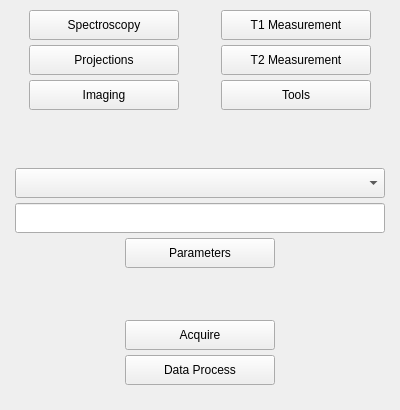
Above: Applications/relax2/ui/mainwindow.ui from OpenMRI/ocra before the change. Below: the same form after it.
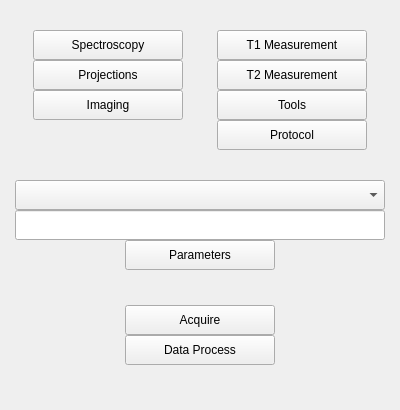
That is the form after the change. Icons and pictures are not drawn.

Diff of the .ui file:
```diff
--- a/Applications/relax2/ui/mainwindow.ui
+++ b/Applications/relax2/ui/mainwindow.ui
@@ -72,41 +72,44 @@
     <item>
      <layout class="QVBoxLayout" name="verticalLayout">
       <property name="spacing">
-       <number>5</number>
+       <number>0</number>
       </property>
       <property name="sizeConstraint">
        <enum>QLayout::SetDefaultConstraint</enum>
       </property>
       <property name="leftMargin">
-       <number>5</number>
+       <number>0</number>
       </property>
       <property name="topMargin">
-       <number>5</number>
+       <number>0</number>
       </property>
       <property name="rightMargin">
-       <number>5</number>
+       <number>0</number>
       </property>
       <property name="bottomMargin">
-       <number>5</number>
+       <number>0</number>
       </property>
       <item>
        <layout class="QGridLayout" name="gridLayout">
+        <property name="sizeConstraint">
+         <enum>QLayout::SetDefaultConstraint</enum>
+        </property>
         <property name="leftMargin">
-         <number>5</number>
+         <number>0</number>
         </property>
         <property name="topMargin">
-         <number>5</number>
+         <number>0</number>
         </property>
         <property name="rightMargin">
-         <number>5</number>
+         <number>0</number>
         </property>
         <property name="bottomMargin">
-         <number>5</number>
+         <number>0</number>
         </property>
         <property name="spacing">
-         <number>5</number>
+         <number>0</number>
         </property>
-        <item row="0" column="0" alignment="Qt::AlignHCenter">
+        <item row="1" column="1" alignment="Qt::AlignHCenter">
          <widget class="QPushButton" name="Mode_Spectroscopy_pushButton">
           <property name="minimumSize">
            <size>
@@ -125,7 +128,7 @@
           </property>
          </widget>
         </item>
-        <item row="1" column="1" alignment="Qt::AlignHCenter">
+        <item row="2" column="3" alignment="Qt::AlignHCenter">
          <widget class="QPushButton" name="Mode_T2_Measurement_pushButton">
           <property name="minimumSize">
            <size>
@@ -144,141 +147,7 @@
           </property>
          </widget>
         </item>
-        <item row="5" column="0" colspan="2">
-         <layout class="QVBoxLayout" name="verticalLayout_2">
-          <property name="spacing">
-           <number>5</number>
-          </property>
-          <property name="leftMargin">
-           <number>5</number>
-          </property>
-          <property name="topMargin">
-           <number>5</number>
-          </property>
-          <property name="rightMargin">
-           <number>5</number>
-          </property>
-          <property name="bottomMargin">
-           <number>5</number>
-          </property>
-          <item>
-           <spacer name="verticalSpacer_3">
-            <property name="orientation">
-             <enum>Qt::Vertical</enum>
-            </property>
-            <property name="sizeHint" stdset="0">
-             <size>
-              <width>20</width>
-              <height>20</height>
-             </size>
-            </property>
-           </spacer>
-          </item>
-          <item>
-           <widget class="QComboBox" name="Sequence_comboBox">
-            <property name="minimumSize">
-             <size>
-              <width>370</width>
-              <height>30</height>
-             </size>
-            </property>
-            <property name="maximumSize">
-             <size>
-              <width>370</width>
-              <height>30</height>
-             </size>
-            </property>
-           </widget>
-          </item>
-          <item>
-           <widget class="QLineEdit" name="Datapath_lineEdit">
-            <property name="minimumSize">
-             <size>
-              <width>370</width>
-              <height>30</height>
-             </size>
-            </property>
-            <property name="maximumSize">
-             <size>
-              <width>370</width>
-              <height>30</height>
-             </size>
-            </property>
-           </widget>
-          </item>
-          <item alignment="Qt::AlignHCenter">
-           <widget class="QPushButton" name="Parameters_pushButton">
-            <property name="minimumSize">
-             <size>
-              <width>150</width>
-              <height>30</height>
-             </size>
-            </property>
-            <property name="maximumSize">
-             <size>
-              <width>150</width>
-              <height>30</height>
-             </size>
-            </property>
-            <property name="text">
-             <string>Parameters</string>
-            </property>
-           </widget>
-          </item>
-          <item>
-           <spacer name="verticalSpacer">
-            <property name="orientation">
-             <enum>Qt::Vertical</enum>
-            </property>
-            <property name="sizeHint" stdset="0">
-             <size>
-              <width>20</width>
-              <height>20</height>
-             </size>
-            </property>
-           </spacer>
-          </item>
-          <item alignment="Qt::AlignHCenter">
-           <widget class="QPushButton" name="Acquire_pushButton">
-            <property name="minimumSize">
-             <size>
-              <width>150</width>
-              <height>30</height>
-             </size>
-            </property>
-            <property name="maximumSize">
-             <size>
-              <width>150</width>
-              <height>30</height>
-             </size>
-            </property>
-            <property name="text">
-             <string>Acquire</string>
-            </property>
-           </widget>
-          </item>
-          <item alignment="Qt::AlignHCenter">
-           <widget class="QPushButton" name="Data_Process_pushButton">
-            <property name="minimumSize">
-             <size>
-              <width>150</width>
-              <height>30</height>
-             </size>
-            </property>
-            <property name="maximumSize">
-             <size>
-              <width>150</width>
-              <height>30</height>
-             </size>
-            </property>
-            <property name="text">
-             <string>Data Process</string>
-            </property>
-           </widget>
-          </item>
-         </layout>
-        </item>
-        <item row="0" column="1" alignment="Qt::AlignHCenter">
+        <item row="1" column="3" alignment="Qt::AlignHCenter">
          <widget class="QPushButton" name="Mode_T1_Measurement_pushButton">
           <property name="minimumSize">
            <size>
@@ -297,7 +166,7 @@
           </property>
          </widget>
         </item>
-        <item row="1" column="0" alignment="Qt::AlignHCenter">
+        <item row="2" column="1" alignment="Qt::AlignHCenter">
          <widget class="QPushButton" name="Mode_Projections_pushButton">
           <property name="minimumSize">
            <size>
@@ -316,7 +185,7 @@
           </property>
          </widget>
         </item>
-        <item row="3" column="0" alignment="Qt::AlignHCenter">
+        <item row="5" column="1" alignment="Qt::AlignHCenter">
          <widget class="QPushButton" name="Mode_Imaging_pushButton">
           <property name="minimumSize">
            <size>
@@ -335,7 +204,7 @@
           </property>
          </widget>
         </item>
-        <item row="3" column="1" alignment="Qt::AlignHCenter">
+        <item row="5" column="3" alignment="Qt::AlignHCenter">
          <widget class="QPushButton" name="Tools_pushButton">
           <property name="minimumSize">
            <size>
@@ -353,6 +222,222 @@
            <string>Tools</string>
           </property>
          </widget>
+        </item>
+        <item row="7" column="3">
+         <widget class="QPushButton" name="Protocol_pushButton">
+          <property name="minimumSize">
+           <size>
+            <width>150</width>
+            <height>30</height>
+           </size>
+          </property>
+          <property name="maximumSize">
+           <size>
+            <width>150</width>
+            <height>30</height>
+           </size>
+          </property>
+          <property name="layoutDirection">
+           <enum>Qt::LeftToRight</enum>
+          </property>
+          <property name="text">
+           <string>Protocol</string>
+          </property>
+         </widget>
+        </item>
+        <item row="1" column="2">
+         <spacer name="horizontalSpacer_2">
+          <property name="orientation">
+           <enum>Qt::Horizontal</enum>
+          </property>
+          <property name="sizeHint" stdset="0">
+           <size>
+            <width>40</width>
+            <height>20</height>
+           </size>
+          </property>
+         </spacer>
+        </item>
+        <item row="1" column="0">
+         <spacer name="horizontalSpacer">
+          <property name="orientation">
+           <enum>Qt::Horizontal</enum>
+          </property>
+          <property name="sizeHint" stdset="0">
+           <size>
+            <width>40</width>
+            <height>20</height>
+           </size>
+          </property>
+         </spacer>
+        </item>
+        <item row="1" column="4">
+         <spacer name="horizontalSpacer_3">
+          <property name="orientation">
+           <enum>Qt::Horizontal</enum>
+          </property>
+          <property name="sizeHint" stdset="0">
+           <size>
+            <width>40</width>
+            <height>20</height>
+           </size>
+          </property>
+         </spacer>
+        </item>
+        <item row="0" column="1">
+         <spacer name="verticalSpacer_3">
+          <property name="orientation">
+           <enum>Qt::Vertical</enum>
+          </property>
+          <property name="sizeHint" stdset="0">
+           <size>
+            <width>20</width>
+            <height>40</height>
+           </size>
+          </property>
+         </spacer>
+        </item>
+       </layout>
+      </item>
+      <item>
+       <layout class="QGridLayout" name="gridLayout_2">
+        <property name="spacing">
+         <number>0</number>
+        </property>
+        <item row="1" column="0">
+         <widget class="QComboBox" name="Sequence_comboBox">
+          <property name="minimumSize">
+           <size>
+            <width>370</width>
+            <height>30</height>
+           </size>
+          </property>
+          <property name="maximumSize">
+           <size>
+            <width>370</width>
+            <height>30</height>
+           </size>
+          </property>
+         </widget>
+        </item>
+        <item row="2" column="0">
+         <widget class="QLineEdit" name="Datapath_lineEdit">
+          <property name="minimumSize">
+           <size>
+            <width>370</width>
+            <height>30</height>
+           </size>
+          </property>
+          <property name="maximumSize">
+           <size>
+            <width>370</width>
+            <height>30</height>
+           </size>
+          </property>
+         </widget>
+        </item>
+        <item row="0" column="0">
+         <spacer name="verticalSpacer_2">
+          <property name="orientation">
+           <enum>Qt::Vertical</enum>
+          </property>
+          <property name="sizeHint" stdset="0">
+           <size>
+            <width>20</width>
+            <height>40</height>
+           </size>
+          </property>
+         </spacer>
+        </item>
+       </layout>
+      </item>
+      <item>
+       <layout class="QGridLayout" name="gridLayout_3">
+        <property name="spacing">
+         <number>0</number>
+        </property>
+        <item row="1" column="0">
+         <spacer name="verticalSpacer">
+          <property name="orientation">
+           <enum>Qt::Vertical</enum>
+          </property>
+          <property name="sizeHint" stdset="0">
+           <size>
+            <width>20</width>
+            <height>40</height>
+           </size>
+          </property>
+         </spacer>
+        </item>
+        <item row="2" column="0">
+         <widget class="QPushButton" name="Acquire_pushButton">
+          <property name="minimumSize">
+           <size>
+            <width>150</width>
+            <height>30</height>
+           </size>
+          </property>
+          <property name="maximumSize">
+           <size>
+            <width>150</width>
+            <height>30</height>
+           </size>
+          </property>
+          <property name="text">
+           <string>Acquire</string>
+          </property>
+         </widget>
+        </item>
+        <item row="3" column="0">
+         <widget class="QPushButton" name="Data_Process_pushButton">
+          <property name="minimumSize">
+           <size>
+            <width>150</width>
+            <height>30</height>
+           </size>
+          </property>
+          <property name="maximumSize">
+           <size>
+            <width>150</width>
+            <height>30</height>
+           </size>
+          </property>
+          <property name="text">
+           <string>Data Process</string>
+          </property>
+         </widget>
+        </item>
+        <item row="0" column="0">
+         <widget class="QPushButton" name="Parameters_pushButton">
+          <property name="minimumSize">
+           <size>
+            <width>150</width>
+            <height>30</height>
+           </size>
+          </property>
+          <property name="maximumSize">
+           <size>
+            <width>150</width>
+            <height>30</height>
+           </size>
+          </property>
+          <property name="text">
+           <string>Parameters</string>
+          </property>
+         </widget>
+        </item>
+        <item row="4" column="0">
+         <spacer name="verticalSpacer_4">
+          <property name="orientation">
+           <enum>Qt::Vertical</enum>
+          </property>
+          <property name="sizeHint" stdset="0">
+           <size>
+            <width>20</width>
+            <height>40</height>
+           </size>
+          </property>
+         </spacer>
         </item>
        </layout>
       </item>
```
